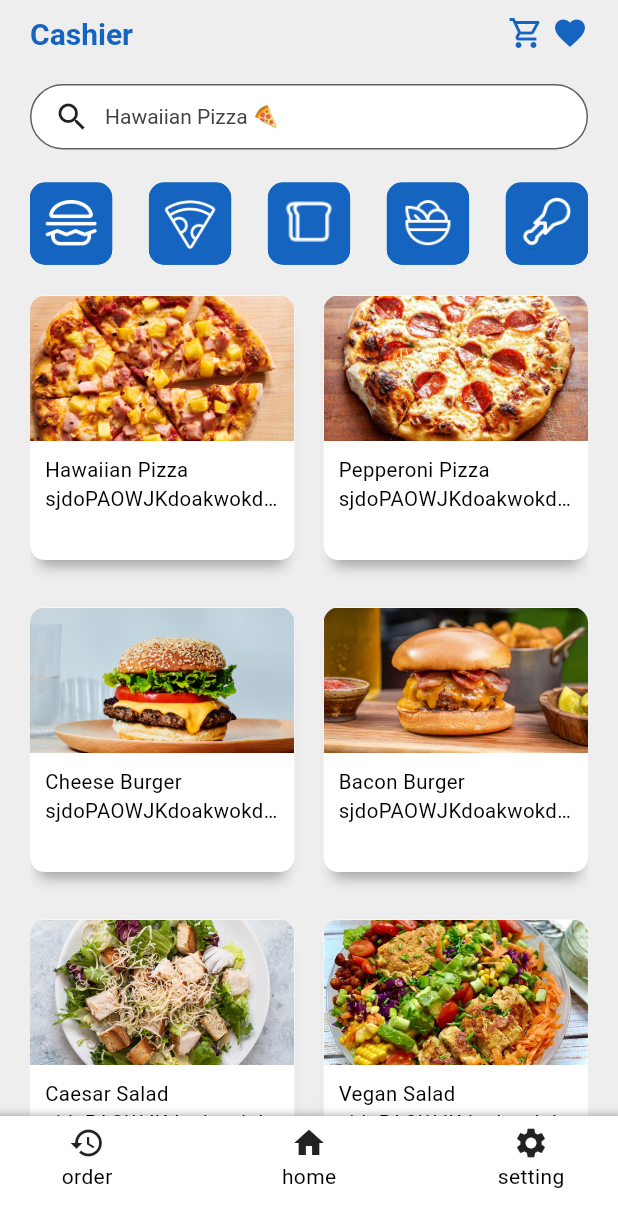
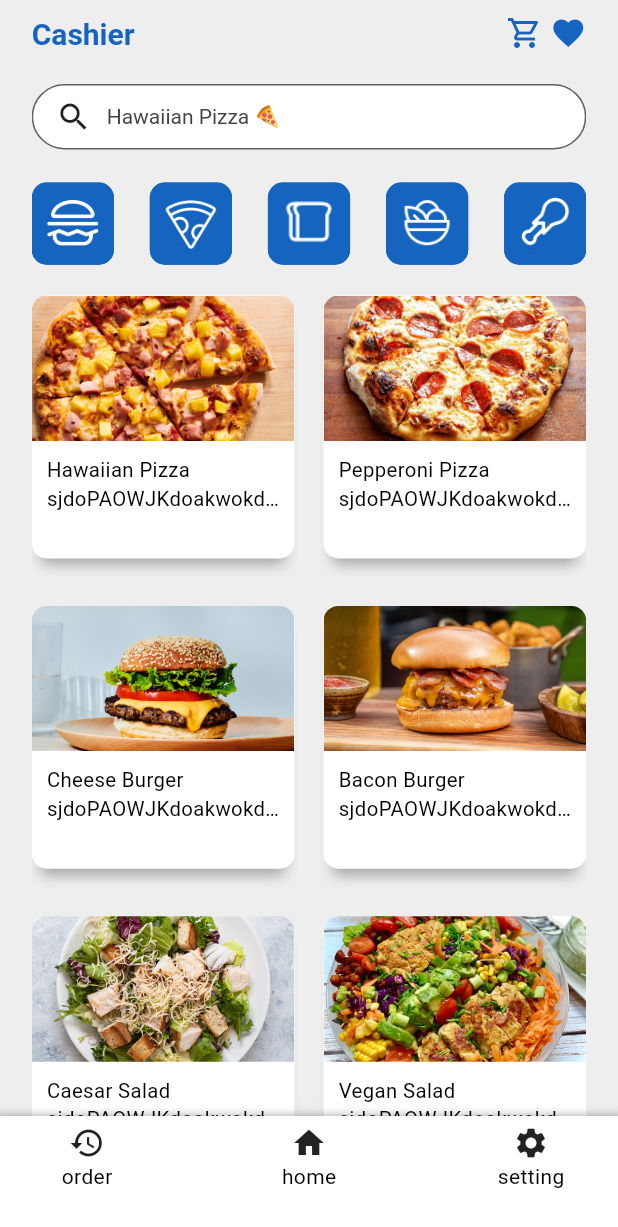
Before and after one commit to ThangkwaSuttayamuk/vulcan, a Flutter app: the HomePage screen opened by its route, on a phone screen of 412 x 824 dp. Shown: the top 1227 px of the screen. Run offline on Flutter 3.47's test engine with Material 3 defaults, Android fonts, the phone set to English and light mode, and no system bars; our stand-ins replace flutter_bloc, flutter_riverpod, flutter_screenutil, get_it, go_router, shared_preferences and 2 more; missing offline and left inert: flutter_windowmanager; accounts and stored records are empty; generated files the repository leaves out were written again.

```diff
--- a/lib/src/presentation/pages/home_page.dart
+++ b/lib/src/presentation/pages/home_page.dart
@@ -53,7 +53,7 @@ class _HomePageState extends ConsumerState<HomePage>
           backgroundColor: Theme.of(context).colorScheme.primary,
           body: SafeArea(
             child: Padding(
-              padding: const EdgeInsets.symmetric(horizontal: 20),
+              padding:  EdgeInsets.symmetric(horizontal: 20.w),
               child: CustomScrollView(
                 physics: foodList.status == HomeStatus.loading
                     ? const NeverScrollableScrollPhysics()
@@ -125,7 +125,7 @@ class _HomePageState extends ConsumerState<HomePage>
             ),
           ),
         ),
-        Footer()
+        const Footer()
       ],
     );
   }
```
Also changed, not shown: lib/src/presentation/pages/loading_page.dart (+6 -5 lines).
